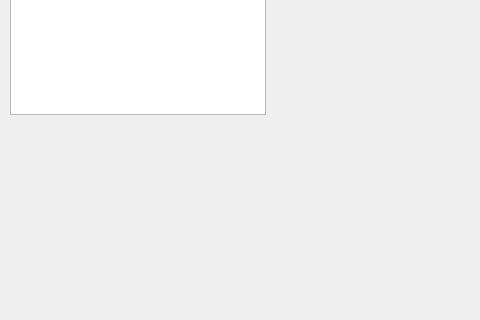
DfTr-TECH/fitnessAvatar, file interface/gui.ui: the form before one commit; both pictures show x 0 to 480 and y 87 to 407 of the 800 by 600 pixel window.
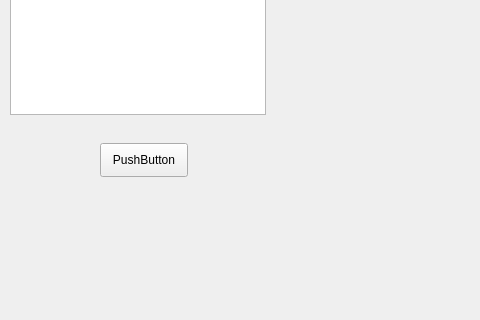
The form after the commit.

Diff of the .ui file:
```diff
--- a/interface/gui.ui
+++ b/interface/gui.ui
@@ -24,6 +24,19 @@
      </rect>
     </property>
    </widget>
+   <widget class="QPushButton" name="pushButton">
+    <property name="geometry">
+     <rect>
+      <x>100</x>
+      <y>230</y>
+      <width>88</width>
+      <height>34</height>
+     </rect>
+    </property>
+    <property name="text">
+     <string>PushButton</string>
+    </property>
+   </widget>
   </widget>
   <widget class="QMenuBar" name="menubar">
    <property name="geometry">
```
